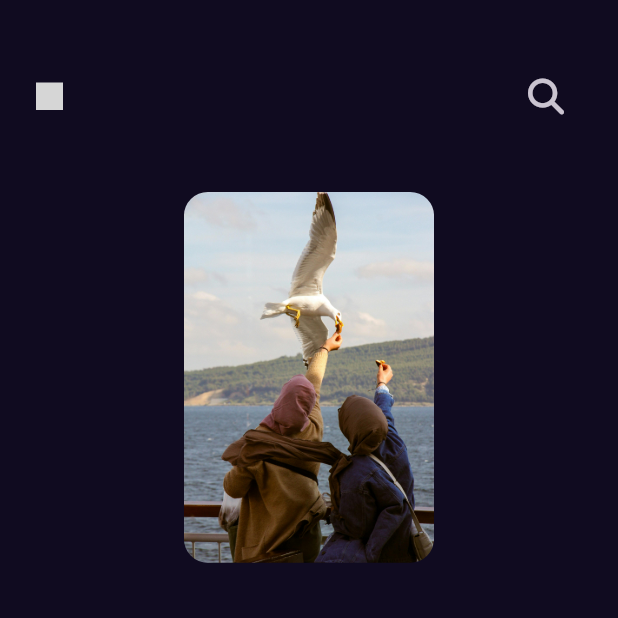
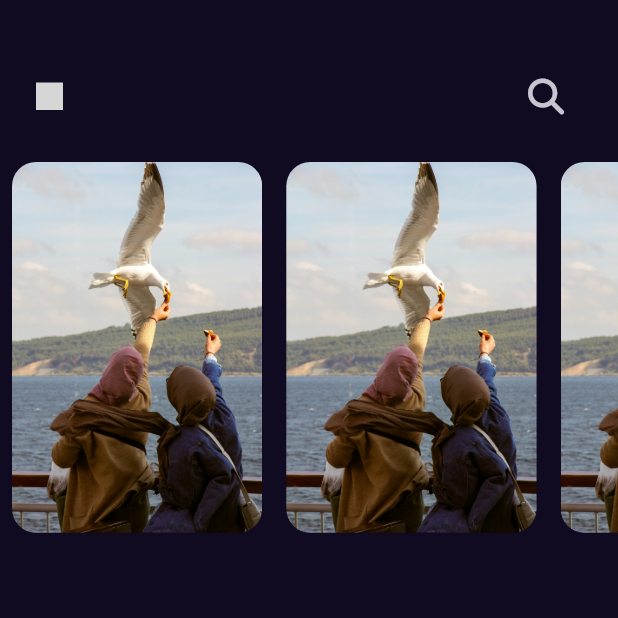
Before and after one commit to 7odaHany/Bookly, a Flutter app: the screen it shows after launch, on a phone screen of 412 x 824 dp, the top half of it. Run offline on Flutter 3.47's test engine with Material 3 defaults, Android fonts, the phone set to English and light mode, and no system bars; our stand-ins replace flutter_svg, font_awesome_flutter, get; grey boxes are pictures that could not be loaded.

Commit message:
add featured list view

```diff
--- a/lib/Features/home/presentation/views/widgets/custom_appbar.dart
+++ b/lib/Features/home/presentation/views/widgets/custom_appbar.dart
@@ -9,7 +9,12 @@ class CustomAppBar extends StatelessWidget {
   @override
   Widget build(BuildContext context) {
     return Padding(
-      padding: const EdgeInsets.symmetric(horizontal: 24, vertical: 40),
+      padding: const EdgeInsets.only(
+        top: 40,
+        left: 24,
+        right: 24,
+        bottom: 20,
+      ),
       child: Row(
         children: [
           SvgPicture.asset(
--- a/lib/Features/home/presentation/views/widgets/custom_list_view_item.dart
+++ b/lib/Features/home/presentation/views/widgets/custom_list_view_item.dart
@@ -1,14 +1,12 @@
 import 'package:bookly/core/Utils/assets.dart';
 import 'package:flutter/material.dart';
 
-class CustomListViewItem extends StatelessWidget {
-  const CustomListViewItem({super.key});
+class FeaturedListViewItem extends StatelessWidget {
+  const FeaturedListViewItem({super.key});
 
   @override
   Widget build(BuildContext context) {
-    return SizedBox(
-      height: MediaQuery.of(context).size.height * 0.3,
-      child: AspectRatio(
+    return AspectRatio(
       aspectRatio: 2.7 / 4,
       child: Container(
           decoration:  BoxDecoration(
@@ -17,7 +15,6 @@ class CustomListViewItem extends StatelessWidget {
                 fit: BoxFit.fill,
                 image: AssetImage(AssetsData.testImage),
               ))),
-      ),
     );
   }
 }
--- /dev/null
+++ b/lib/Features/home/presentation/views/widgets/cutsom_list_view.dart
@@ -0,0 +1,23 @@
+import 'package:bookly/Features/home/presentation/views/widgets/custom_list_view_item.dart';
+import 'package:flutter/material.dart';
+
+class FeatureBooksListView extends StatelessWidget {
+  const FeatureBooksListView({super.key});
+
+  @override
+  Widget build(BuildContext context) {
+    return SizedBox(
+      height: MediaQuery.of(context).size.height * 0.3,
+      child: ListView.builder(
+        scrollDirection: Axis.horizontal,
+        itemBuilder: (context, index) {
+          return const Padding(
+            padding: EdgeInsets.symmetric(horizontal: 8),
+            child: FeaturedListViewItem(),
+          );
+        },
+        itemCount: 5,
+      ),
+    );
+  }
+}
--- a/lib/Features/home/presentation/views/widgets/home_view_body.dart
+++ b/lib/Features/home/presentation/views/widgets/home_view_body.dart
@@ -1,5 +1,6 @@
 import 'package:bookly/Features/home/presentation/views/widgets/custom_appbar.dart';
 import 'package:bookly/Features/home/presentation/views/widgets/custom_list_view_item.dart';
+import 'package:bookly/Features/home/presentation/views/widgets/cutsom_list_view.dart';
 import 'package:flutter/material.dart';
 
 class HomeViewBody extends StatelessWidget {
@@ -10,7 +11,7 @@ class HomeViewBody extends StatelessWidget {
     return const Column(
       children: [
         CustomAppBar(),
-        CustomListViewItem(),
+        FeatureBooksListView(),
       ],
     );
   }
```
Lines whose indentation alone changed are shown as unchanged.
